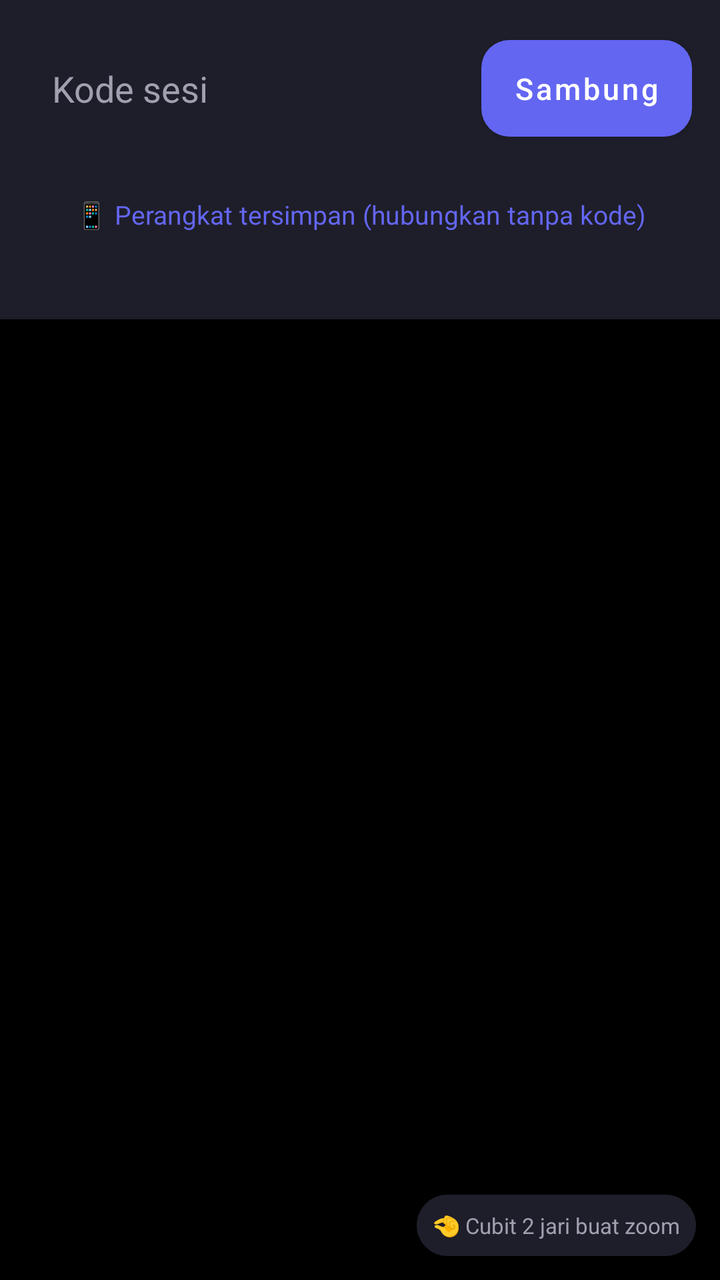
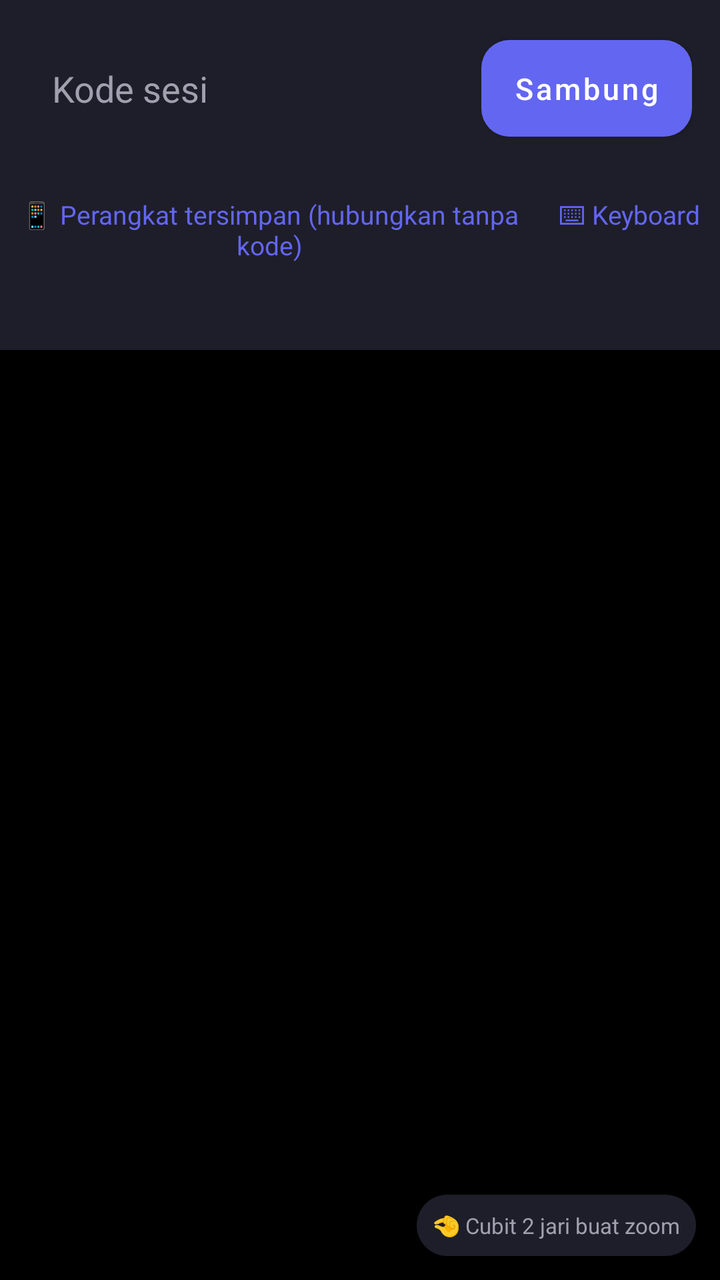

Two renders of the same Android screen: before a commit and after it. Below are the layout's source before the change and the commit's diff.
<!-- AndroidManifest.xml: application theme Theme.RemoteCtl -->
<!-- res/layout/activity_control.xml -->
<?xml version="1.0" encoding="utf-8"?>
<LinearLayout xmlns:android="http://schemas.android.com/apk/res/android"
    android:layout_width="match_parent"
    android:layout_height="match_parent"
    android:background="@color/bg"
    android:orientation="vertical">

    <LinearLayout
        android:id="@+id/inputRow"
        android:layout_width="match_parent"
        android:layout_height="wrap_content"
        android:orientation="horizontal"
        android:background="@color/surface"
        android:padding="14dp"
        android:gravity="center_vertical">

        <EditText
            android:id="@+id/editCode"
            android:layout_width="0dp"
            android:layout_height="wrap_content"
            android:layout_weight="1"
            android:layout_marginEnd="10dp"
            android:background="@drawable/bg_card"
            android:padding="12dp"
            android:hint="Kode sesi"
            android:textColorHint="@color/text_secondary"
            android:textColor="@color/text_primary"
            android:inputType="number"
            android:maxLength="6" />

        <com.google.android.material.button.MaterialButton
            android:id="@+id/btnConnect"
            style="@style/RoundedButton"
            android:layout_width="wrap_content"
            android:layout_height="wrap_content"
            android:text="Sambung" />
    </LinearLayout>

    <TextView
        android:id="@+id/txtSavedDevices"
        android:layout_width="match_parent"
        android:layout_height="wrap_content"
        android:background="@color/surface"
        android:padding="10dp"
        android:text="📱 Perangkat tersimpan (hubungkan tanpa kode)"
        android:textColor="@color/primary"
        android:textSize="13sp"
        android:gravity="center" />

    <TextView
        android:id="@+id/txtControlStatus"
        android:layout_width="match_parent"
        android:layout_height="wrap_content"
        android:background="@color/surface"
        android:padding="8dp"
        android:textColor="@color/text_secondary"
        android:textSize="13sp"
        android:gravity="center" />

    <FrameLayout
        android:layout_width="match_parent"
        android:layout_height="0dp"
        android:layout_weight="1"
        android:background="#000000">

        <ImageView
            android:id="@+id/imgScreen"
            android:layout_width="match_parent"
            android:layout_height="match_parent"
            android:scaleType="matrix"
            android:contentDescription="@null" />

        <TextView
            android:id="@+id/txtZoomHint"
            android:layout_width="wrap_content"
            android:layout_height="wrap_content"
            android:layout_gravity="bottom|end"
            android:layout_margin="12dp"
            android:background="@drawable/bg_card"
            android:padding="8dp"
            android:text="🤏 Cubit 2 jari buat zoom"
            android:textColor="@color/text_secondary"
            android:textSize="11sp" />
    </FrameLayout>

</LinearLayout>
<!-- resources referenced by this layout -->
<resources>
  <color name="bg">#12121A</color>
  <color name="primary">#6366F1</color>
  <color name="surface">#1E1E2A</color>
  <color name="text_primary">#F0F0F5</color>
  <color name="text_secondary">#A0A0AF</color>
  <!-- drawable bg_card (drawable) -->
  <?xml version="1.0" encoding="utf-8"?>
  <shape xmlns:android="http://schemas.android.com/apk/res/android" android:shape="rectangle">
      <solid android:color="@color/surface" />
      <corners android:radius="20dp" />
  </shape>
  <style name="RoundedButton" parent="Widget.MaterialComponents.Button">
          <item name="cornerRadius">14dp</item>
          <item name="android:textAllCaps">false</item>
          <item name="android:textSize">15sp</item>
          <item name="android:paddingTop">14dp</item>
          <item name="android:paddingBottom">14dp</item>
          <item name="backgroundTint">@color/primary</item>
      </style>
  <style name="Theme.RemoteCtl" parent="Theme.MaterialComponents.DayNight.NoActionBar">
          <item name="colorPrimary">@color/primary</item>
          <item name="colorPrimaryDark">@color/primary_dark</item>
          <item name="colorAccent">@color/primary</item>
          <item name="android:windowBackground">@color/bg</item>
          <item name="android:textColorPrimary">@color/text_primary</item>
          <item name="android:textColorSecondary">@color/text_secondary</item>
      </style>
  <color name="primary_dark">#4F52DD</color>
</resources>

<!-- the commit's change to res/layout/activity_control.xml (unified diff, before → after) -->
@@ -36,16 +36,95 @@
             android:text="Sambung" />
     </LinearLayout>
 
-    <TextView
-        android:id="@+id/txtSavedDevices"
+    <LinearLayout
         android:layout_width="match_parent"
         android:layout_height="wrap_content"
+        android:orientation="horizontal"
+        android:background="@color/surface">
+
+        <TextView
+            android:id="@+id/txtSavedDevices"
+            android:layout_width="0dp"
+            android:layout_weight="1"
+            android:layout_height="wrap_content"
+            android:padding="10dp"
+            android:text="📱 Perangkat tersimpan (hubungkan tanpa kode)"
+            android:textColor="@color/primary"
+            android:textSize="13sp"
+            android:gravity="center" />
+
+        <TextView
+            android:id="@+id/btnToggleKeyboard"
+            android:layout_width="wrap_content"
+            android:layout_height="wrap_content"
+            android:padding="10dp"
+            android:text="⌨ Keyboard"
+            android:textColor="@color/primary"
+            android:textSize="13sp" />
+    </LinearLayout>
+
+    <LinearLayout
+        android:id="@+id/keyboardBar"
+        android:layout_width="match_parent"
+        android:layout_height="wrap_content"
+        android:orientation="horizontal"
         android:background="@color/surface"
         android:padding="10dp"
-        android:text="📱 Perangkat tersimpan (hubungkan tanpa kode)"
-        android:textColor="@color/primary"
-        android:textSize="13sp"
-        android:gravity="center" />
+        android:gravity="center_vertical"
+        android:visibility="gone">
+
+        <TextView
+            android:id="@+id/btnTypeSizeDown"
+            android:layout_width="wrap_content"
+            android:layout_height="wrap_content"
+            android:padding="8dp"
+            android:text="A-"
+            android:textColor="@color/text_primary"
+            android:textStyle="bold" />
+
+        <EditText
+            android:id="@+id/editType"
+            android:layout_width="0dp"
+            android:layout_weight="1"
+            android:layout_height="wrap_content"
+            android:layout_marginHorizontal="8dp"
+            android:background="@drawable/bg_card"
+            android:padding="10dp"
+            android:hint="Ketik di sini..."
+            android:textColorHint="@color/text_secondary"
+            android:textColor="@color/text_primary"
+            android:inputType="text"
+            android:imeOptions="actionDone" />
+
+        <TextView
+            android:id="@+id/btnTypeSizeUp"
+            android:layout_width="wrap_content"
+            android:layout_height="wrap_content"
+            android:padding="8dp"
+            android:text="A+"
+            android:textColor="@color/text_primary"
+            android:textStyle="bold" />
+
+        <com.google.android.material.button.MaterialButton
+            android:id="@+id/btnEnter"
+            style="@style/RoundedButton.Secondary"
+            android:layout_width="wrap_content"
+            android:layout_height="wrap_content"
+            android:layout_marginStart="6dp"
+            android:minWidth="0dp"
+            android:paddingHorizontal="14dp"
+            android:text="⏎" />
+
+        <com.google.android.material.button.MaterialButton
+            android:id="@+id/btnBackspace"
+            style="@style/RoundedButton.Secondary"
+            android:layout_width="wrap_content"
+            android:layout_height="wrap_content"
+            android:layout_marginStart="6dp"
+            android:minWidth="0dp"
+            android:paddingHorizontal="14dp"
+            android:text="⌫" />
+    </LinearLayout>
 
     <TextView
         android:id="@+id/txtControlStatus"
<!-- resource entries referenced after the edit -->
@@ -19,6 +19,10 @@
           <item name="android:paddingBottom">14dp</item>
           <item name="backgroundTint">@color/primary</item>
       </style>
+  <style name="RoundedButton.Secondary">
+          <item name="backgroundTint">@color/surface</item>
+          <item name="android:textColor">@color/text_primary</item>
+      </style>
   <style name="Theme.RemoteCtl" parent="Theme.MaterialComponents.DayNight.NoActionBar">
           <item name="colorPrimary">@color/primary</item>
           <item name="colorPrimaryDark">@color/primary_dark</item>
